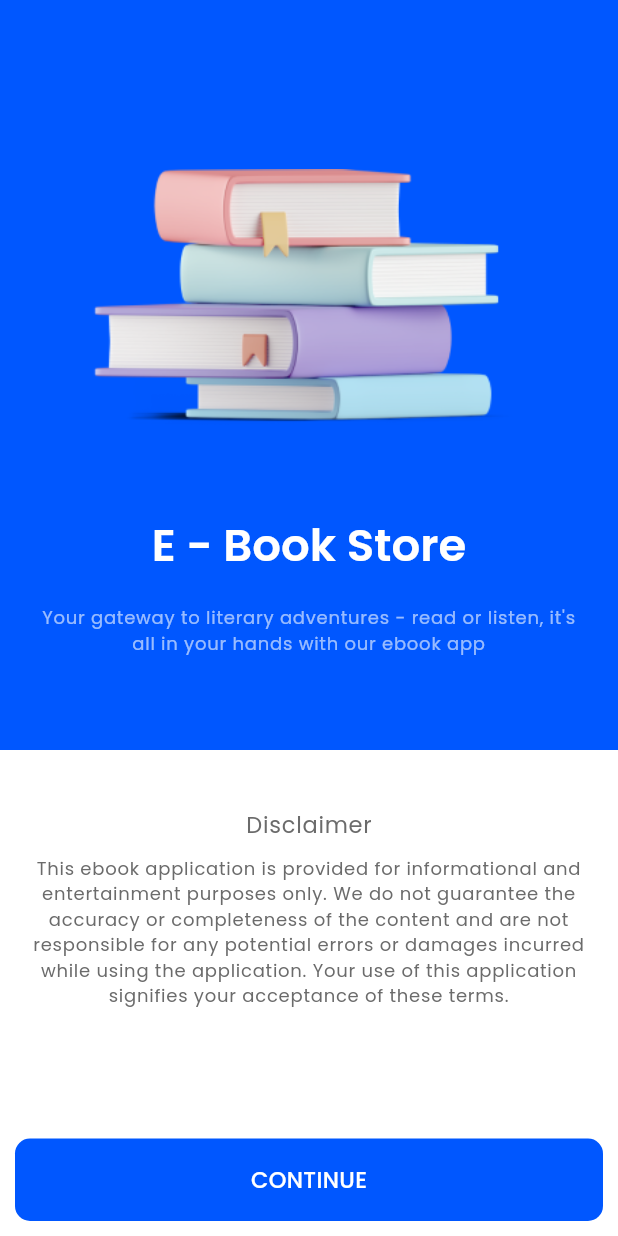
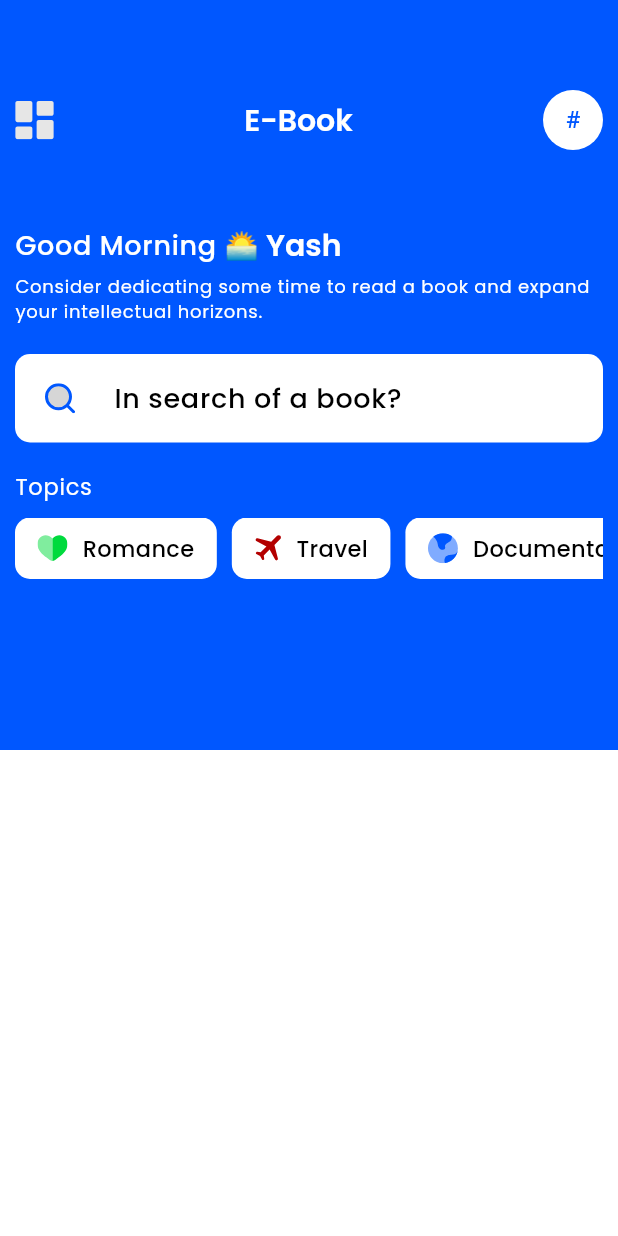
Before and after one commit to YashSah/E-BOOK-Store, a Flutter app: the screen it shows after launch, on a phone screen of 412 x 824 dp. Run offline on Flutter 3.47's test engine with Material 2 defaults, Android fonts, the phone set to English and light mode, and no system bars; our stand-ins replace flutter_svg, get.

Commit message:
Home Page header section completed

```diff
--- /dev/null
+++ b/lib/Models/Data.dart
@@ -0,0 +1,20 @@
+var categoryData = [
+
+  {
+    "icon": "Assets/Icons/heart.svg",
+    "label": "Romance",
+  },
+  {
+    "icon": "Assets/Icons/plane.svg",
+    "label": "Travel",
+  },
+  {
+    "icon": "Assets/Icons/world.svg",
+    "label": "Documentary",
+  },
+  {
+    "icon": "Assets/Icons/heart.svg",
+    "label": "Love Story",
+  },
+
+];
--- /dev/null
+++ b/lib/Pages/HomePage/HomePage.dart
@@ -0,0 +1,93 @@
+import 'package:e_book/Models/Data.dart';
+import 'package:e_book/Pages/HomePage/Widgets/CategoryWidget.dart';
+import 'package:e_book/Pages/HomePage/Widgets/MyInputTextField.dart';
+import 'package:flutter_svg/svg.dart';
+import 'package:flutter/material.dart';
+import 'Widgets/AppBar.dart';
+
+class HomePage extends StatelessWidget {
+  const HomePage({super.key});
+
+  @override
+  Widget build(BuildContext context) {
+    return Scaffold(
+      body: Column(
+        children: [
+          Container(
+            padding: const EdgeInsets.all(10),
+            color: Theme.of(context).colorScheme.primary,
+            height: 500,
+            child: Expanded(
+              child: Row(
+                children: [
+                  Expanded(
+                    child: Column(
+                      children: [
+                        const SizedBox(height: 50,),
+                        HomeAppBar(),
+                        SizedBox(height: 50,),
+                        Row(
+                          children: [
+                            Text(
+                              "Good Morning 🌅",
+                              style: Theme.of(context)
+                                  .textTheme
+                                  .bodyLarge
+                                  ?.copyWith(color: Theme.of(context).colorScheme.background),
+                            ),
+                            Text(
+                              " Yash",
+                              style: Theme.of(context)
+                                  .textTheme
+                                  .headlineMedium
+                                  ?.copyWith(color: Theme.of(context).colorScheme.background),
+                            ),
+                          ],
+                        ),
+                        SizedBox(height: 5,),
+                        Row(
+                          children: [
+                            Flexible(child: Text(
+                              "Consider dedicating some time to read a book and expand your intellectual horizons.",
+                              style: Theme.of(context)
+                                .textTheme
+                                .labelSmall
+                                ?.copyWith(color: Theme.of(context).colorScheme.background),)),
+                          ],
+                        ),
+
+                        SizedBox(height: 20,),
+                        MyInputTextField(),
+                        SizedBox(height: 20,),
+                        Row(
+                          children: [
+                            Text(
+                              "Topics",
+                              style: Theme.of(context)
+                                  .textTheme
+                                  .labelMedium
+                                  ?.copyWith(color: Theme.of(context).colorScheme.background),
+                            ),
+                          ],
+                        ),
+                        const SizedBox(height: 10,),
+                        SingleChildScrollView(
+                          scrollDirection: Axis.horizontal,
+                          child: Row(
+                            children: categoryData.map(
+                                    (e) => CategoryWidget(iconPath: e["icon"]!, btnName: e["label"]!),
+                              ).toList(),
+                          ),
+                        )
+                      ],
+                    ),
+                  ),
+                ],
+              ),
+            ),
+          )
+        ],
+      ),
+    );
+  }
+}
--- /dev/null
+++ b/lib/Pages/HomePage/Widgets/AppBar.dart
@@ -0,0 +1,34 @@
+import 'package:flutter/material.dart';
+import 'package:flutter_svg/svg.dart';
+
+import '../../../Config/Colors.dart';
+
+class HomeAppBar extends StatelessWidget {
+  const HomeAppBar({super.key});
+
+  @override
+  Widget build(BuildContext context) {
+    return Row(
+      crossAxisAlignment: CrossAxisAlignment.center,
+      mainAxisAlignment: MainAxisAlignment.spaceBetween,
+      children: [
+        SvgPicture.asset("Assets/Icons/dashboard.svg"),
+        Text(
+          "E-Book",
+          style: Theme.of(context)
+              .textTheme
+              .headlineMedium
+              ?.copyWith(color: Theme.of(context).colorScheme.background),),
+        CircleAvatar(
+          backgroundColor: Theme.of(context).colorScheme.background,
+          child: const Text(
+            "#",
+            style: TextStyle(
+              color: primaryColor,
+            ),
+          ),
+        )
+      ],
+    );
+  }
+}
--- /dev/null
+++ b/lib/Pages/HomePage/Widgets/CategoryWidget.dart
@@ -0,0 +1,31 @@
+import 'package:flutter/material.dart';
+import 'package:flutter_svg/svg.dart';
+
+class CategoryWidget extends StatelessWidget {
+  final String iconPath;
+  final String btnName;
+  const CategoryWidget({super.key, required this.iconPath, required this.btnName});
+
+  @override
+  Widget build(BuildContext context) {
+    return Padding(
+      padding: const EdgeInsets.only(right: 10),
+      child: InkWell(
+        onTap: () {},
+        child: Container(
+          padding: const EdgeInsets.symmetric(horizontal: 15, vertical: 10),
+          decoration: BoxDecoration(
+              borderRadius: BorderRadius.circular(10),
+              color: Theme.of(context).colorScheme.background),
+          child: Row(
+            children: [
+              SvgPicture.asset(iconPath),
+              const SizedBox(width: 10,),
+              Text(btnName),
+            ],
+          ),
+        ),
+      ),
+    );
+  }
+}
--- /dev/null
+++ b/lib/Pages/HomePage/Widgets/MyInputTextField.dart
@@ -0,0 +1,34 @@
+import 'package:flutter/material.dart';
+import 'package:flutter_svg/svg.dart';
+
+class MyInputTextField extends StatelessWidget {
+  const MyInputTextField({super.key});
+
+  @override
+  Widget build(BuildContext context) {
+    return Container(
+
+      decoration: BoxDecoration(
+        borderRadius: BorderRadius.circular(10),
+        color: Theme.of(context).colorScheme.background,
+      ),
+      child: Row(
+        children: [
+          SizedBox(width: 20,),
+          SvgPicture.asset("Assets/Icons/search.svg"),
+          SizedBox(width: 10,),
+          Expanded(
+            child: TextFormField(
+              decoration: InputDecoration(
+                border: OutlineInputBorder(
+                  borderSide: BorderSide.none,
+                ),
+                hintText: "In search of a book?",
+              ),
+            ),
+          ),
+        ],
+      ),
+    );
+  }
+}
--- a/lib/Pages/WelcomePage.dart
+++ b/lib/Pages/WelcomePage.dart
@@ -1,5 +1,7 @@
 import 'package:e_book/Components/PrimaryButton.dart';
+import 'package:e_book/Pages/HomePage/HomePage.dart';
 import 'package:flutter/material.dart';
+import 'package:get/get.dart';
 
 class WelcomePage extends StatelessWidget {
   const WelcomePage({super.key});
@@ -81,7 +83,9 @@ class WelcomePage extends StatelessWidget {
             padding: const EdgeInsets.all(10),
             child: PrimaryButton(
               btnName: "CONTINUE",
-              ontap: () {},
+              ontap: () {
+                Get.offAll(HomePage());
+              },
             ),
           )
         ],
--- a/lib/main.dart
+++ b/lib/main.dart
@@ -1,4 +1,5 @@
 import 'package:e_book/Config/Themes.dart';
+import 'package:e_book/Pages/HomePage/HomePage.dart';
 import 'package:e_book/Pages/WelcomePage.dart';
 import 'package:flutter/material.dart';
 import 'package:get/get.dart';
@@ -17,7 +18,8 @@ class MyApp extends StatelessWidget {
       debugShowCheckedModeBanner: false,
       title: 'E Book',
       theme: lightTheme,
-      home: const WelcomePage(),
+      // home: const WelcomePage(),
+      home: const HomePage(),
     );
   }
 }
--- a/pubspec.yaml
+++ b/pubspec.yaml
@@ -40,6 +40,7 @@ dev_dependencies:
   flutter_test:
     sdk: flutter
   get: ^4.6.6
+  flutter_svg: ^2.0.8
 
   # The "flutter_lints" package below contains a set of recommended lints to
   # encourage good coding practices. The lint set provided by the package is
```
Also changed, not shown: pubspec.lock.
